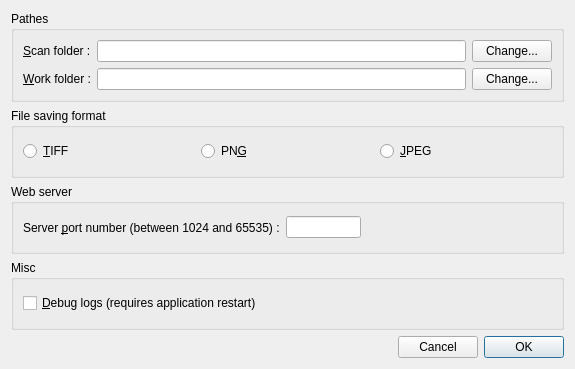
Above: src/als/ui/prefs_ui.ui from gehelem/als before the change. Below: the same form after it.
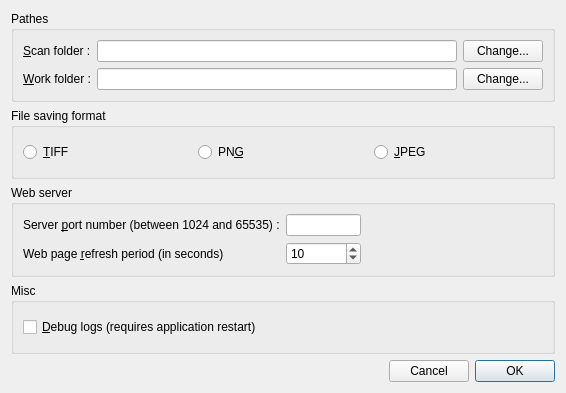
That is the form after the change.

Commit message: make webpage refresh period configurable

What changed in the file:
```diff
--- a/src/als/ui/prefs_ui.ui
+++ b/src/als/ui/prefs_ui.ui
@@ -6,15 +6,15 @@
    <rect>
     <x>0</x>
     <y>0</y>
-    <width>575</width>
-    <height>369</height>
+    <width>566</width>
+    <height>393</height>
    </rect>
   </property>
   <property name="windowTitle">
    <string>ALS preferences</string>
   </property>
-  <layout class="QGridLayout" name="gridLayout">
-   <item row="0" column="0">
+  <layout class="QVBoxLayout" name="verticalLayout_2">
+   <item>
     <widget class="QGroupBox" name="groupBox">
      <property name="title">
       <string>Pathes</string>
@@ -91,7 +91,7 @@
      </layout>
     </widget>
    </item>
-   <item row="1" column="0">
+   <item>
     <widget class="QGroupBox" name="groupBox_4">
      <property name="title">
       <string>File saving format</string>
@@ -121,15 +121,15 @@
      </layout>
     </widget>
    </item>
-   <item row="2" column="0">
+   <item>
     <widget class="QGroupBox" name="groupBox_2">
      <property name="title">
       <string>Web server</string>
      </property>
-     <layout class="QHBoxLayout" name="horizontalLayout_5">
-      <item>
        <layout class="QHBoxLayout" name="horizontalLayout_4">
         <item>
+       <layout class="QGridLayout" name="gridLayout">
+        <item row="0" column="0">
          <widget class="QLabel" name="lbl_server_port">
           <property name="text">
            <string>Server &amp;port number (between 1024 and 65535) :</string>
@@ -142,7 +142,7 @@
           </property>
          </widget>
         </item>
-        <item>
+        <item row="0" column="1">
          <widget class="QLineEdit" name="ln_web_server_port">
           <property name="maximumSize">
            <size>
@@ -155,6 +155,28 @@
           </property>
          </widget>
         </item>
+        <item row="1" column="0">
+         <widget class="QLabel" name="label">
+          <property name="text">
+           <string>Web page &amp;refresh period (in seconds)</string>
+          </property>
+          <property name="buddy">
+           <cstring>spn_webpage_refresh_period</cstring>
+          </property>
+         </widget>
+        </item>
+        <item row="1" column="1">
+         <widget class="QSpinBox" name="spn_webpage_refresh_period">
+          <property name="minimum">
+           <number>1</number>
+          </property>
+          <property name="value">
+           <number>10</number>
+          </property>
+         </widget>
+        </item>
+       </layout>
+      </item>
         <item>
          <spacer name="horizontalSpacer_2">
           <property name="orientation">
@@ -162,18 +184,16 @@
           </property>
           <property name="sizeHint" stdset="0">
            <size>
-            <width>40</width>
+          <width>160</width>
             <height>20</height>
            </size>
           </property>
          </spacer>
         </item>
        </layout>
-      </item>
-     </layout>
     </widget>
    </item>
-   <item row="3" column="0">
+   <item>
     <widget class="QGroupBox" name="groupBox_3">
      <property name="title">
       <string>Misc</string>
@@ -189,7 +209,7 @@
      </layout>
     </widget>
    </item>
-   <item row="4" column="0">
+   <item>
     <layout class="QHBoxLayout" name="horizontalLayout">
      <property name="sizeConstraint">
       <enum>QLayout::SetDefaultConstraint</enum>
```
Lines whose indentation alone changed are shown as unchanged. The commit also changes 4 other files.
